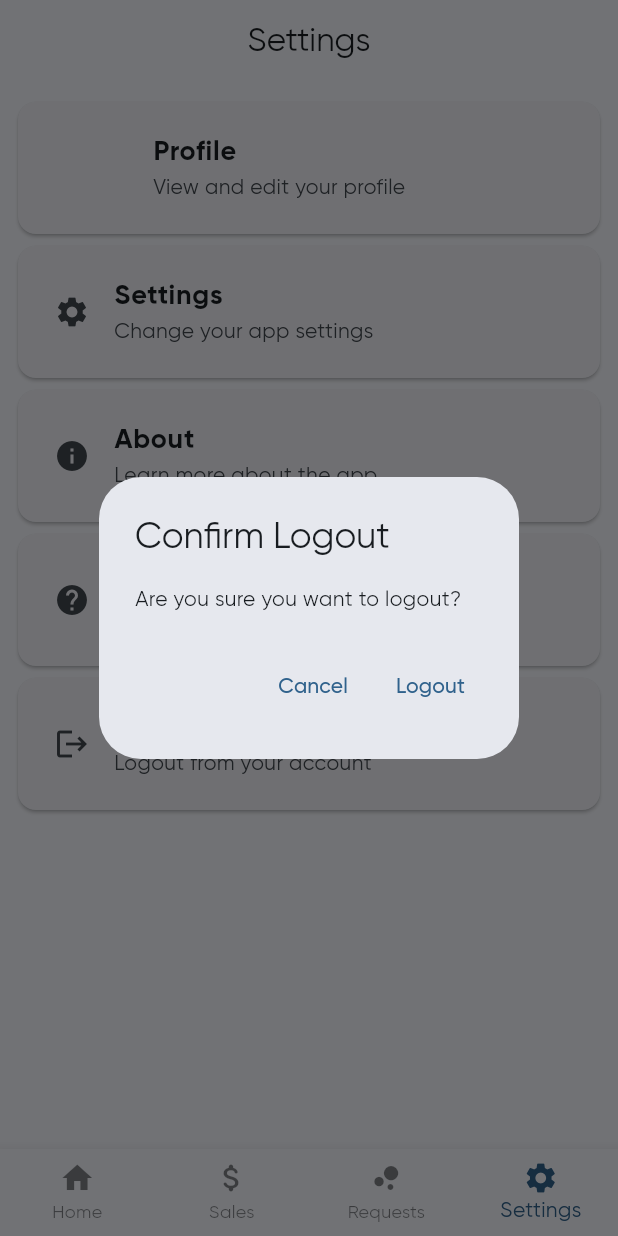
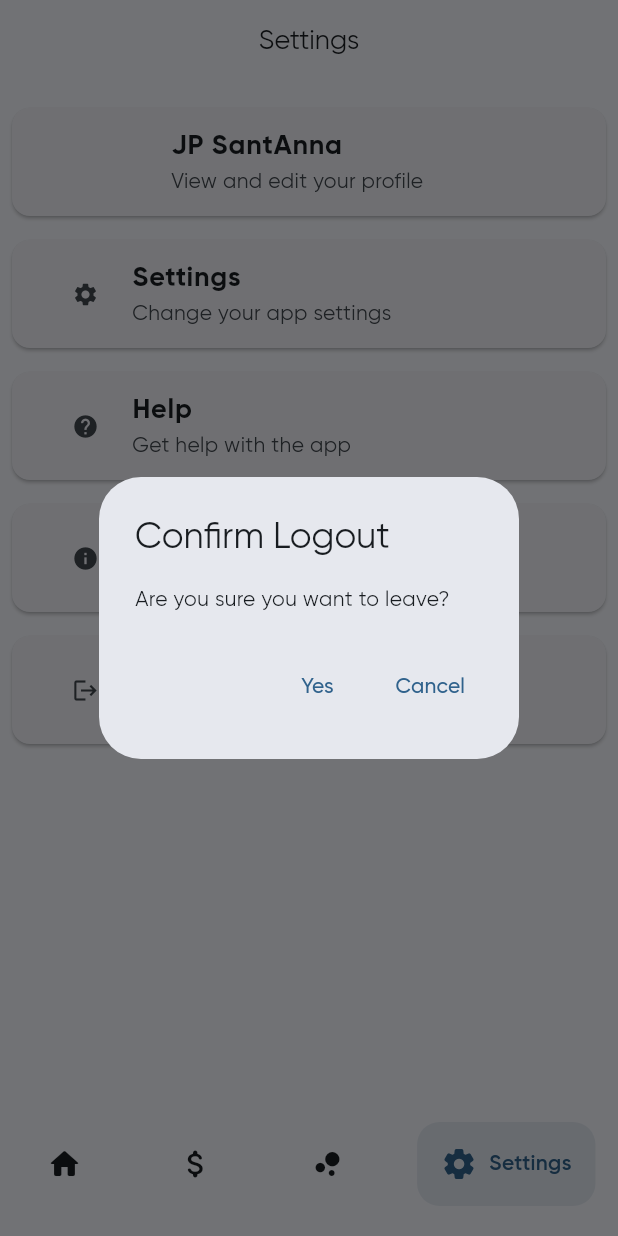
Before and after one commit to uendellmagno/YourFlow.crossplatform, a Flutter app: the screen it shows once a user with an empty profile is signed in, item 4 of the bottom bar chosen, after a tap on "Logout", on a phone screen of 412 x 824 dp. Run offline on Flutter 3.47's test engine with Material 3 defaults, Android fonts, the phone set to English and light mode, and no system bars; drawn by our look-alikes of google_nav_bar; our stand-ins replace firebase_analytics, firebase_auth, firebase_core, fl_chart, font_awesome_flutter; accounts and stored records are empty; network calls fail.

Commit message:
API Connected & Firebase Connected & NEW VIEWS & AppStateCore & GoogleNavBar & More

```diff
--- a/lib/main.dart
+++ b/lib/main.dart
@@ -1,6 +1,3 @@
-/// This is the heart, core and soul of the app. It is the main file that runs the app.
-library;
-
 import 'package:firebase_analytics/firebase_analytics.dart';
 import 'package:firebase_auth/firebase_auth.dart';
 import 'package:flutter/material.dart';
@@ -8,9 +5,9 @@ import 'package:provider/provider.dart';
 import 'package:your_flow/services/firebase_tools.dart';
 import 'package:your_flow/views/homepage/home_view.dart';
 import 'package:firebase_core/firebase_core.dart';
+import 'package:your_flow/services/app_state_core.dart'; // Import the new file
 import 'firebase_options.dart';
 
-// This is the main function that runs the app
 void main() async {
   WidgetsFlutterBinding.ensureInitialized();
   await Firebase.initializeApp(
@@ -19,7 +16,6 @@ void main() async {
   runApp(const MyApp());
 }
 
-// This is the main class of the app
 class MyApp extends StatelessWidget {
   const MyApp({super.key});
 
@@ -31,7 +27,6 @@ class MyApp extends StatelessWidget {
 
   @override
   Widget build(BuildContext context) {
-    // Defines a custom ColorScheme for light and dark themes.
     final ColorScheme lightColorScheme = ColorScheme.fromSeed(
       seedColor: const Color(0xFF01659F),
     );
@@ -41,7 +36,6 @@ class MyApp extends StatelessWidget {
       brightness: Brightness.dark,
     );
 
-    // This is the main widget of the app
     return ChangeNotifierProvider(
       create: (context) => MyAppState(),
       child: MaterialApp(
@@ -50,7 +44,6 @@ class MyApp extends StatelessWidget {
         theme: lightThemeMethod(lightColorScheme),
         darkTheme: darkThemeMethod(darkColorScheme),
         themeMode: ThemeMode.system,
-        // Authenticator and then, the main screen:
         home: AuthChecker(
           child: MainScreen(),
         ),
@@ -94,15 +87,3 @@ class MyApp extends StatelessWidget {
     );
   }
 }
-
-// This class is the main state of the app
-class MyAppState extends ChangeNotifier {
-  int _currentIndex = 0;
-
-  int get currentIndex => _currentIndex;
-
-  void setCurrentIndex(int index) {
-    _currentIndex = index;
-    notifyListeners();
-  }
-}
--- /dev/null
+++ b/lib/services/app_state_core.dart
@@ -0,0 +1,55 @@
+import 'dart:math';
+import 'package:flutter/material.dart';
+import 'package:your_flow/services/api_ops.dart';
+
+class MyAppState extends ChangeNotifier {
+  int _currentIndex = 0;
+  String _userName = "User";
+  String _greetingText = "Welcome to\nYourFlow!";
+
+  int get currentIndex => _currentIndex;
+  String get userName => _userName;
+  String get greetingText => _greetingText;
+
+  MyAppState() {
+    fetchUserName();
+    updateGreeting();
+  }
+
+  void setCurrentIndex(int index) {
+    _currentIndex = index;
+    notifyListeners();
+  }
+
+  void fetchUserName() async {
+    try {
+      final api = ApiOps();
+      final userInfo = await api.userInfo();
+      _userName = userInfo['name']; // Assuming 'name' is the correct key
+      updateGreeting(); // Update the greeting after fetching the user name
+      notifyListeners();
+    } catch (error) {
+      print('Error fetching user info: $error');
+    }
+  }
+
+  void updateGreeting() {
+    final List<String> greetings = [
+      "Hello",
+      "Welcome back",
+      "Greetings",
+      "Good day",
+      "Hey",
+      "What's up",
+    ];
+
+    final random = Random();
+    final index = random.nextInt(greetings.length);
+    _greetingText = "${greetings[index]},\n$_userName!";
+  }
+
+  void regenerateGreeting() {
+    updateGreeting();
+    notifyListeners();
+  }
+}
--- a/lib/views/homepage/home_view.dart
+++ b/lib/views/homepage/home_view.dart
@@ -1,13 +1,15 @@
 import 'package:flutter/material.dart';
 import 'package:flutter/services.dart';
 import 'package:provider/provider.dart';
-import 'package:your_flow/main.dart';
+import 'package:your_flow/services/app_state_core.dart';
 import 'package:your_flow/views/homepage/widgets/quick_actions_provider.dart';
 import 'package:your_flow/views/homepage/widgets/user_name_provider.dart';
 import 'package:your_flow/views/homepage/widgets/Charts/custom_line_chart.dart';
 import 'package:your_flow/views/notifications/notifications_view.dart';
+import 'package:your_flow/views/reports/requests_view.dart';
+import 'package:your_flow/views/reports/sales_view.dart';
 import 'package:your_flow/views/settings/settings_view.dart';
-
+import 'package:google_nav_bar/google_nav_bar.dart';
 
 // This class is the main screen of MyApp() class
 class MainScreen extends StatelessWidget {
@@ -20,42 +22,55 @@ class MainScreen extends StatelessWidget {
     // List of pages to be displayed
     List<Widget> pages = [
       HomeView(),
-      Icon(Icons.adaptive.more_rounded, size: 150),
-      Icon(Icons.person, size: 150),
+      SalesView(),
+      RequestsView(),
       SettingsView(),
     ];
 
     return Scaffold(
       body: pages[appState.currentIndex],
-      bottomNavigationBar: BottomNavigationBar(
-        type: BottomNavigationBarType.fixed,
-        enableFeedback: true,
-        currentIndex: appState.currentIndex,
-        onTap: (int newIndex) {
+      bottomNavigationBar: Padding(
+        padding: const EdgeInsets.symmetric(
+          horizontal: 15,
+          vertical: 20,
+        ),
+        child: GNav(
+          haptic: true, // haptic feedback
+          tabBorderRadius: 15,
+          activeColor: Theme.of(context).primaryColor,
+          tabBackgroundColor: Theme.of(context).primaryColor.withOpacity(0.1),
+          duration: const Duration(milliseconds: 300),
+          rippleColor: Theme.of(context).primaryColor.withOpacity(0.1),
+          gap: 8,
+          color: Theme.of(context).appBarTheme.foregroundColor,
+          padding: EdgeInsets.all(16),
+          selectedIndex: appState.currentIndex,
+          onTabChange: (int newIndex) {
             appState.setCurrentIndex(newIndex);
           },
-        items: const [
-          BottomNavigationBarItem(
-            tooltip: "Home",
-            label: 'Home',
-            icon: Icon(Icons.home),
+          tabs: [
+            GButton(
+              semanticLabel: "Home",
+              text: 'Home',
+              icon: Icons.home_rounded,
             ),
-          BottomNavigationBarItem(
-            tooltip: "Sales",
-            label: 'Sales',
-            icon: Icon(Icons.attach_money_rounded),
+            GButton(
+              semanticLabel: "Sales",
+              text: 'Sales',
+              icon: Icons.attach_money_rounded,
             ),
-          BottomNavigationBarItem(
-            tooltip: "Requests",
-            label: 'Requests',
-            icon: Icon(Icons.bubble_chart_rounded),
+            GButton(
+              semanticLabel: "Requests",
+              text: 'Requests',
+              icon: Icons.bubble_chart_rounded,
             ),
-          BottomNavigationBarItem(
-            tooltip: "Settings",
-            label: 'Settings',
-            icon: Icon(Icons.settings),
+            GButton(
+              semanticLabel: "Settings",
+              text: 'Settings',
+              icon: Icons.settings_rounded,
             ),
           ],
+        ),
       ),
     );
   }
--- a/lib/views/homepage/widgets/user_name_provider.dart
+++ b/lib/views/homepage/widgets/user_name_provider.dart
@@ -1,50 +1,22 @@
-import 'dart:math';
 import 'package:flutter/material.dart';
 import 'package:flutter/services.dart';
+import 'package:provider/provider.dart';
+import 'package:your_flow/services/app_state_core.dart';
 
-class WelcomeUser extends StatefulWidget {
+class WelcomeUser extends StatelessWidget {
   const WelcomeUser({super.key});
 
   @override
-  WelcomeUserState createState() => WelcomeUserState();
-}
+  Widget build(BuildContext context) {
+    final appState = Provider.of<MyAppState>(context);
 
-class WelcomeUserState extends State<WelcomeUser> {
-  final List<String> greetings = [
-    "Hello",
-    "Welcome back",
-    "Greetings",
-    "Good day",
-    "Hey",
-    "What's up",
-  ];
-
-  final String userName = "Basics Hardware";
-  String greetingText = "Welcome to\nYourFlow!";
-
-  @override
-  void initState() {
-    super.initState();
-    updateGreeting();
-  }
-
-  void updateGreeting() {
-    final random = Random();
-    final index = random.nextInt(greetings.length);
-    setState(() {
-      greetingText = "${greetings[index]},\n$userName!";
-    });
-  }
-
-  @override
-  Widget build(BuildContext context) {
     return GestureDetector(
       onTap: () {
         HapticFeedback.lightImpact();
-        updateGreeting();
+        appState.regenerateGreeting();
       },
       child: Text(
-        greetingText,
+        appState.greetingText,
         style: const TextStyle(
           fontSize: 38,
           fontWeight: FontWeight.bold,
--- a/lib/views/settings/settings_view.dart
+++ b/lib/views/settings/settings_view.dart
@@ -1,8 +1,9 @@
-import 'dart:ui';
-
 import 'package:firebase_auth/firebase_auth.dart';
 import 'package:flutter/material.dart';
 import 'package:flutter/services.dart';
+import 'package:provider/provider.dart';
+import 'package:your_flow/services/app_state_core.dart';
+import 'package:your_flow/views/settings/widgets/about.dart';
 
 class SettingsView extends StatelessWidget {
   const SettingsView({super.key});
@@ -11,7 +12,12 @@ class SettingsView extends StatelessWidget {
   Widget build(BuildContext context) {
     return Scaffold(
       appBar: AppBar(
-        title: const Text('Settings'),
+        title: const Text(
+          'Settings',
+          style: TextStyle(
+            fontSize: 18,
+          ),
+        ),
         centerTitle: true,
       ),
       body: Padding(
@@ -35,11 +41,13 @@ class SettingsListBuilder extends StatelessWidget {
 
   @override
   Widget build(BuildContext context) {
+    final appState = Provider.of<MyAppState>(context);
     return ListBody(
       children: [
         SettingsCard(
           image: 'https://avatars.githubusercontent.com/u/29775873?v=4',
-          title: 'Profile',
+          // TODO - Apply api fetch here:
+          title: "JP SantAnna",
           subtitle: 'View and edit your profile',
           view: const Text('Profile'),
           tileType: 'profile',
@@ -51,16 +59,22 @@ class SettingsListBuilder extends StatelessWidget {
           tileType: 'settings',
         ),
         SettingsCard(
+          title: 'Help',
+          subtitle: "Get help with the app",
+          view: const Text('Help'),
+          tileType: 'help',
+        ),
+        SettingsCard(
           title: 'About',
           subtitle: "Learn more about the app",
           view: const Text('About'),
           tileType: 'about',
-        ),
-        SettingsCard(
-          title: 'Help',
-          subtitle: "Get help with the app",
-          view: const Text('Help'),
-          tileType: 'help',
+          tapGesture: () {
+            Navigator.push(
+              context,
+              MaterialPageRoute(builder: (context) => AboutView()),
+            );
+          },
         ),
         SettingsCard(
           title: 'Logout',
@@ -73,20 +87,21 @@ class SettingsListBuilder extends StatelessWidget {
               builder: (BuildContext context) {
                 return AlertDialog(
                   title: const Text('Confirm Logout'),
-                  content: const Text('Are you sure you want to logout?'),
+                  content: const Text('Are you sure you want to leave?'),
                   actions: <Widget>[
+                    TextButton(
+                      onPressed: () {
+                        FirebaseAuth.instance.signOut();
+                        Navigator.of(context).pop();
+                        appState.setCurrentIndex(0);
+                      },
+                      child: const Text('Yes'),
+                    ),
                     TextButton(
                       onPressed: () {
                         Navigator.of(context).pop();
                       },
                       child: const Text('Cancel'),
-                    ),
-                    TextButton(
-                      onPressed: () {
-                        FirebaseAuth.instance.signOut();
-                        Navigator.of(context).pop();
-                      },
-                      child: const Text('Logout'),
                     ),
                   ],
                 );
@@ -151,11 +166,14 @@ class SettingsCard extends StatelessWidget {
         break;
     }
 
-    return Card(
-      child: Padding(
-        padding: const EdgeInsets.all(8.0),
-        child: ListTile(
-          onTap: () {
+    return Padding(
+      padding: const EdgeInsets.only(bottom: 8.0, top: 8.0),
+      child: ElevatedButton(
+        style: ElevatedButton.styleFrom(
+            shape: RoundedRectangleBorder(
+          borderRadius: BorderRadius.circular(12),
+        )),
+        onPressed: () {
           HapticFeedback.lightImpact();
           if (tapGesture != null) {
             tapGesture!();
@@ -167,6 +185,7 @@ class SettingsCard extends StatelessWidget {
             );
           }
         },
+        child: ListTile(
           shape: RoundedRectangleBorder(
             borderRadius: BorderRadius.circular(15),
           ),
--- a/lib/views/unauthenticated/login_view.dart
+++ b/lib/views/unauthenticated/login_view.dart
@@ -19,52 +19,84 @@ class _LoginScreenState extends State<LoginScreen> {
       _isLoading = true;
     });
 
-    BuildContext? currentContext = context;
-
     try {
       await _auth.signInWithEmailAndPassword(
         email: _emailController.text.trim(),
         password: _passwordController.text.trim(),
       );
-    } on FirebaseAuthException catch (e) {
+    } on FirebaseAuthException {
       // Handle login errors here
-      ScaffoldMessenger.of(currentContext).showSnackBar(
-        SnackBar(content: Text(e.message ?? 'Login failed')),
+      if (mounted) {
+        ScaffoldMessenger.of(context).showSnackBar(
+          SnackBar(content: Text('Something went wrong. Please try again.')),
         );
+      }
     } finally {
+      if (mounted) {
         setState(() {
           _isLoading = false;
         });
+      }
     }
   }
 
   @override
   Widget build(BuildContext context) {
     return Scaffold(
-      appBar: AppBar(title: Text('Login')),
-      body: Padding(
+      appBar: AppBar(
+        title: Text(
+          'SF YourFlow',
+          style: TextStyle(fontSize: 18),
+        ),
+        centerTitle: true,
+      ),
+      body: Center(
+        child: SingleChildScrollView(
+          child: Padding(
             padding: const EdgeInsets.all(16.0),
             child: Column(
               mainAxisAlignment: MainAxisAlignment.center,
               children: [
-            TextField(
+                Padding(
+                  padding: const EdgeInsets.all(20),
+                  child: ClipRRect(
+                    child: Image.network(
+                      "https://firebasestorage.googleapis.com/v0/b/myflow-umsa.appspot.com/o/logosellersflow_horizontal-v3.png?alt=media&token=1277ca5f-b871-47d5-92df-9e9571c91d90",
+                      height: 75,
+                      fit: BoxFit.cover,
+                    ),
+                  ),
+                ),
+                Padding(
+                  padding: const EdgeInsets.all(20),
+                  child: TextField(
                     controller: _emailController,
                     decoration: InputDecoration(labelText: 'Email'),
                     keyboardType: TextInputType.emailAddress,
                   ),
-            TextField(
+                ),
+                Padding(
+                  padding: const EdgeInsets.all(20),
+                  child: TextField(
                     controller: _passwordController,
                     decoration: InputDecoration(labelText: 'Password'),
                     obscureText: true,
+                  ),
                 ),
                 SizedBox(height: 20),
                 _isLoading
                     ? CircularProgressIndicator()
                     : ElevatedButton(
+                        style: ElevatedButton.styleFrom(
+                            shape: RoundedRectangleBorder(
+                          borderRadius: BorderRadius.circular(12),
+                        )),
                         onPressed: _login,
                         child: Text('Login'),
                       ),
               ],
+            ),
+          ),
         ),
       ),
     );
--- a/pubspec.yaml
+++ b/pubspec.yaml
@@ -44,6 +44,7 @@ dependencies:
   firebase_analytics: ^11.2.0
   firebase_auth: ^5.1.2
   firebase_storage: ^12.1.1
+  google_nav_bar: ^5.0.6
 
 dev_dependencies:
   flutter_test:
```
Also changed, not shown: lib/services/api_ops.dart (added, +217 -0 lines), lib/views/notifications/notifications_view.dart (+6 -1 lines), lib/views/reports/requests_view.dart (added, +31 -0 lines), lib/views/reports/sales_view.dart (added, +31 -0 lines), pubspec.lock, 4 other files. Lines whose indentation alone changed are shown as unchanged.
